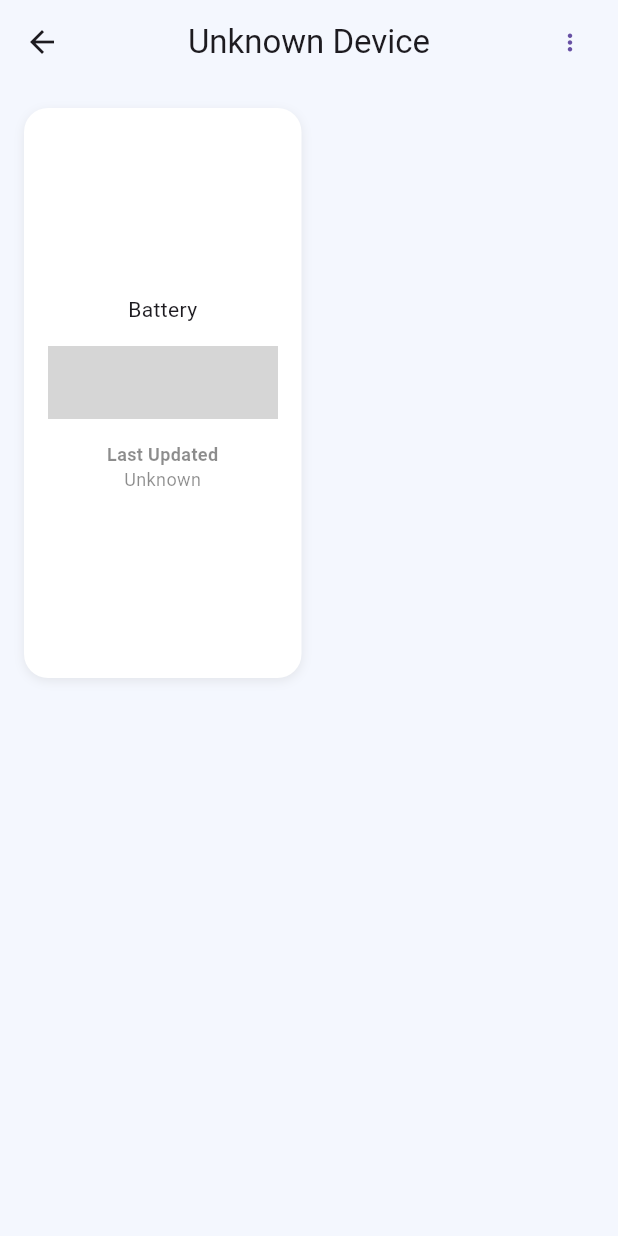
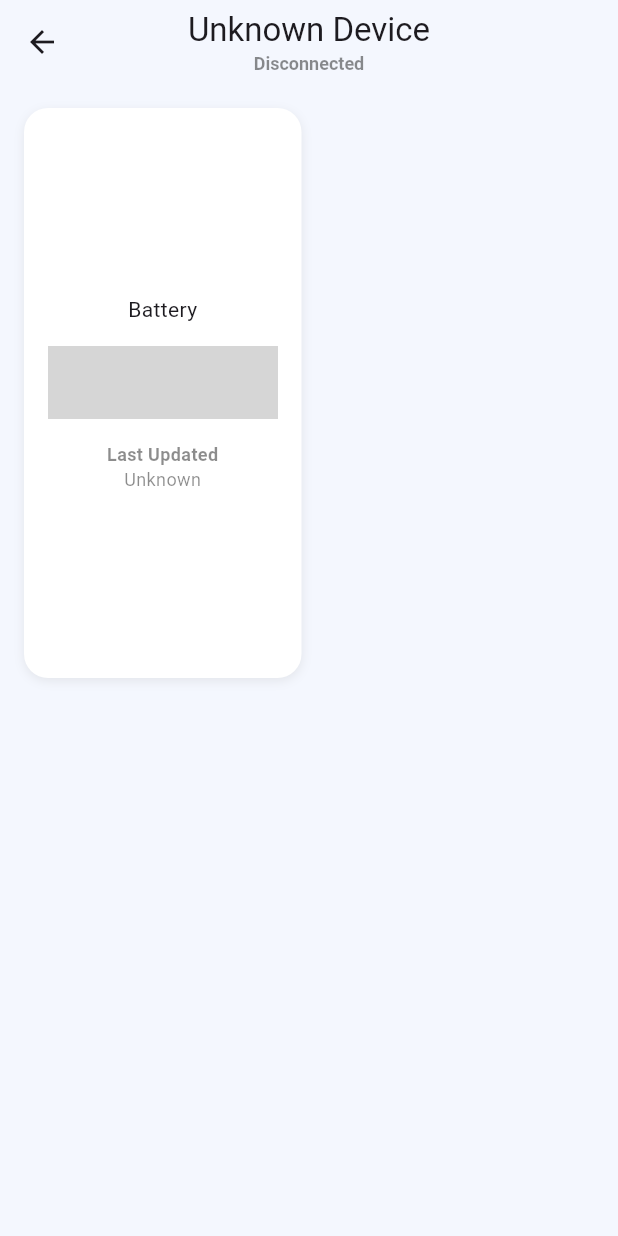
Before and after one commit to VictorDoom022/xiaomi_humidity_sensor_reader, a Flutter app: the DeviceDetailPage screen opened directly with empty values, on a phone screen of 412 x 824 dp. Run offline on Flutter 3.47's test engine with Material 3 defaults, Android fonts, the light colour scheme and no system bars; our stand-ins replace cherry_toast, flutter_bloc, flutter_blue_plus, google_fonts, isar, loading_indicator; missing offline and left inert: cupertino_battery_indicator, flutter_background_service, geekyants_flutter_gauges; accounts and stored records are empty; generated files the repository leaves out were written again; grey boxes are pictures that could not be loaded.

Commit message:
Show device connection status in DeviceDetail page

```diff
--- a/lib/main.dart
+++ b/lib/main.dart
@@ -5,6 +5,8 @@ import 'package:xiaomi_thermometer_ble/bloc/sensor_data_cubit.dart';
 import 'package:xiaomi_thermometer_ble/pages/add_new_sensor_page.dart';
 import 'package:xiaomi_thermometer_ble/pages/home_page.dart';
 import 'package:xiaomi_thermometer_ble/pages/test_page.dart';
+
+import 'bloc/connected_device_cubit.dart';
 
 void main() {
   WidgetsFlutterBinding.ensureInitialized();
@@ -14,6 +16,9 @@ void main() {
       providers: [
         BlocProvider<SensorDataCubit>(
           create: (BuildContext context) => SensorDataCubit(),
+        ),
+        BlocProvider<ConnectedDeviceCubit>(
+          create: (BuildContext context) => ConnectedDeviceCubit(),
         )
       ],
       child: MaterialApp(
--- a/lib/pages/device_detail_page.dart
+++ b/lib/pages/device_detail_page.dart
@@ -1,10 +1,14 @@
 import 'dart:async';
 
 import 'package:cupertino_battery_indicator/cupertino_battery_indicator.dart';
+import 'package:collection/collection.dart';
 import 'package:flutter/material.dart';
+import 'package:flutter_bloc/flutter_bloc.dart';
+import 'package:flutter_blue_plus/flutter_blue_plus.dart';
 import 'package:flutter_staggered_grid_view/flutter_staggered_grid_view.dart';
 import 'package:geekyants_flutter_gauges/geekyants_flutter_gauges.dart';
 import 'package:intl/intl.dart';
+import 'package:xiaomi_thermometer_ble/bloc/connected_device_cubit.dart';
 import 'package:xiaomi_thermometer_ble/models/added_device_data/added_device_data.dart';
 import 'package:xiaomi_thermometer_ble/models/xiaomi_sensor_data/xiaomi_sensor_data.dart';
 import 'package:xiaomi_thermometer_ble/services/added_device_service.dart';
@@ -32,6 +36,10 @@ class _DeviceDetailPageState extends State<DeviceDetailPage> {
   XiaomiSensorData? latestSensorData;
   StreamSubscription<List<XiaomiSensorData>>? sensorDataStream;
 
+  bool isDeviceConnected = false;
+  late ConnectedDeviceCubit connectedDeviceCubit;
+  List<String> dropdownButtonSelectionList = ['Connect'];
+
   BoxDecoration headerContainerBoxDecoration = BoxDecoration(
     color: Colors.white,
     borderRadius: BorderRadius.circular(16),
@@ -49,8 +57,10 @@ class _DeviceDetailPageState extends State<DeviceDetailPage> {
     // TODO: implement initState
     super.initState();
     WidgetsBinding.instance.addPostFrameCallback((_) async {
+      connectedDeviceCubit = context.read<ConnectedDeviceCubit>();
       await getCurrentDeviceDetail();
       await getLatestSensorData();
+      checkIsDeviceConnected();
     });
   }
 
@@ -77,19 +87,61 @@ class _DeviceDetailPageState extends State<DeviceDetailPage> {
     });
   }
 
+  void checkIsDeviceConnected() {
+    if(connectedDeviceCubit.state.firstWhereOrNull(
+      (element) => element.remoteId.str == widget.macAddress) != null
+    ){
+      setState(() {
+        isDeviceConnected = true;
+      });
+    }else{
+      setState(() {
+        isDeviceConnected = false;
+      });
+    }
+  }
+
   @override
   Widget build(BuildContext context) {
     return Scaffold(
       appBar: AppBar(
         centerTitle: true,
-        title: Text(
-          deviceData?.deviceName ?? 'Unknown Device'
+        title: Column(
+          mainAxisSize: MainAxisSize.min,
+          children: [
+            Text(
+              deviceData?.deviceName ?? 'Unknown Device',
+            ),
+            Text(
+              isDeviceConnected ? 'Connected' : 'Disconnected',
+              style: const TextStyle(
+                fontSize: 12,
+                color: Colors.black45,
+                fontWeight: FontWeight.w600,
+              ),
+            )
+          ],
         ),
         actions: [
-          TextButton(
-            child: const Icon(Icons.more_vert),
-            onPressed: () {},
-          )
+          // PopupMenuButton(
+          //   enableFeedback: true,
+          //   offset: const Offset(0, 40),
+          //   color: Colors.white,
+          //   icon: const Icon(Icons.more_vert),
+          //   shape: RoundedRectangleBorder(
+          //     borderRadius: BorderRadius.circular(8)
+          //   ),
+          //   itemBuilder: (context) {
+          //     return dropdownButtonSelectionList.map((e) {
+          //       return PopupMenuItem(
+          //         child: Text(e),
+          //         onTap: () {
+          //           // FlutterBluePlus.c
+          //         },
+          //       );
+          //     }).toList();
+          //   },
+          // ),
         ],
       ),
       body: SingleChildScrollView(
--- a/lib/services/added_device_service.dart
+++ b/lib/services/added_device_service.dart
@@ -42,7 +42,7 @@ class AddedDeviceService {
 
   Future<AddedDeviceData?> getDeviceDetailByMacAddress(String macAddress) async {
     final Isar isar = await isarDB;
-    return await isar.addedDeviceDatas.filter().deviceNameContains(macAddress).findFirst();
+    return await isar.addedDeviceDatas.filter().deviceMacAddressEqualTo(macAddress).findFirst();
   }
 
   Future<List<AddedDeviceData>> getAllAddedDeviceData() async {
--- a/pubspec.yaml
+++ b/pubspec.yaml
@@ -28,6 +28,7 @@ environment:
 # the latest version available on pub.dev. To see which dependencies have newer
 # versions available, run `flutter pub outdated`.
 dependencies:
+  dropdown_button2: ^2.3.9
   cupertino_battery_indicator: ^1.1.0
   flutter_background_service: ^5.0.5
   flutter_staggered_grid_view: ^0.7.0
```
Also changed, not shown: lib/bloc/connected_device_cubit.dart (added, +17 -0 lines), lib/pages/widgets/home_page_thermometer_detail.dart (+9 -2 lines), pubspec.lock.
